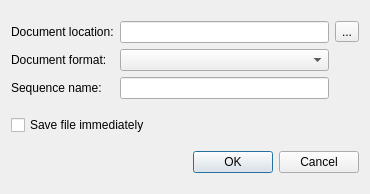
Before: the Qt Designer form src/corelibs/U2Gui/src/util/CreateDocumentFromTextDialog.ui in violethaze74/ugene, drawn with Qt 5.
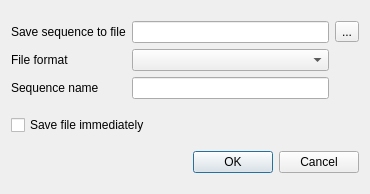
After: the same form once the commit is applied.

Commit message: UGENE-6763 Rename "Create Document" to "Create Sequence" and change labels

Patch:
```diff
--- a/src/corelibs/U2Gui/src/util/CreateDocumentFromTextDialog.ui
+++ b/src/corelibs/U2Gui/src/util/CreateDocumentFromTextDialog.ui
@@ -19,7 +19,7 @@
      <item row="0" column="0">
       <widget class="QLabel" name="label">
        <property name="text">
-        <string>Document location:</string>
+        <string>Save sequence to file</string>
        </property>
       </widget>
      </item>
@@ -36,7 +36,7 @@
      <item row="1" column="0">
       <widget class="QLabel" name="label_2">
        <property name="text">
-        <string>Document format:</string>
+        <string>File format</string>
        </property>
       </widget>
      </item>
@@ -46,7 +46,7 @@
      <item row="2" column="0">
       <widget class="QLabel" name="label_3">
        <property name="text">
-        <string>Sequence name:</string>
+        <string>Sequence name</string>
        </property>
       </widget>
      </item>
```
Left out of the diff: 2 changed lines with no effect on the pictures.
